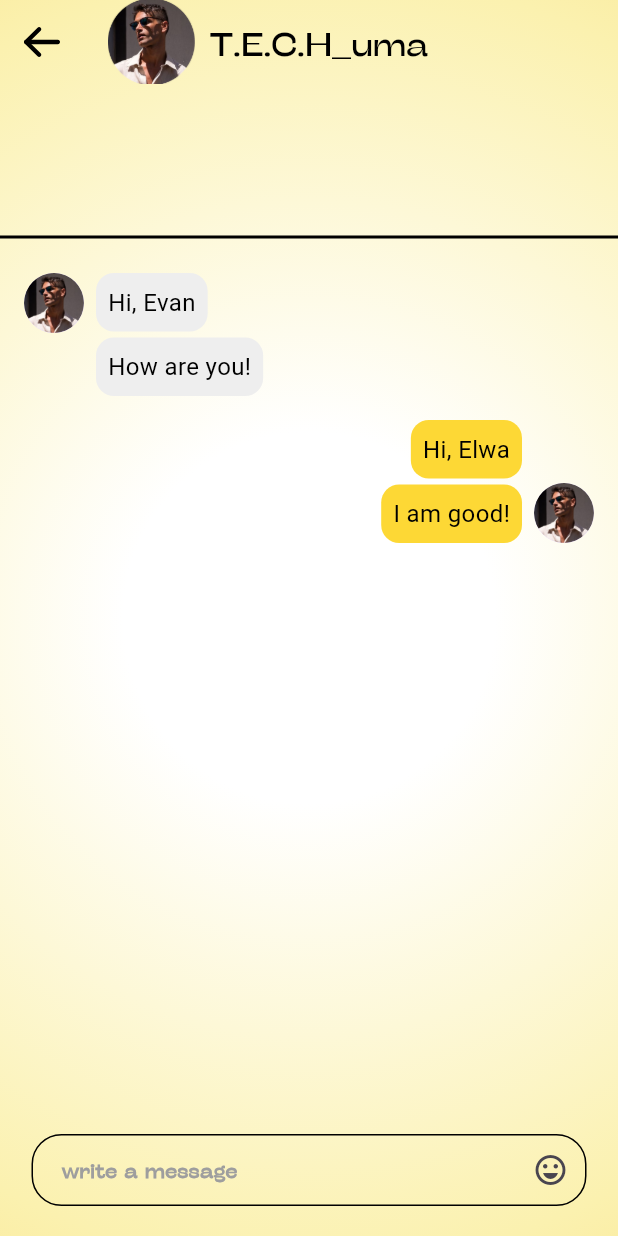
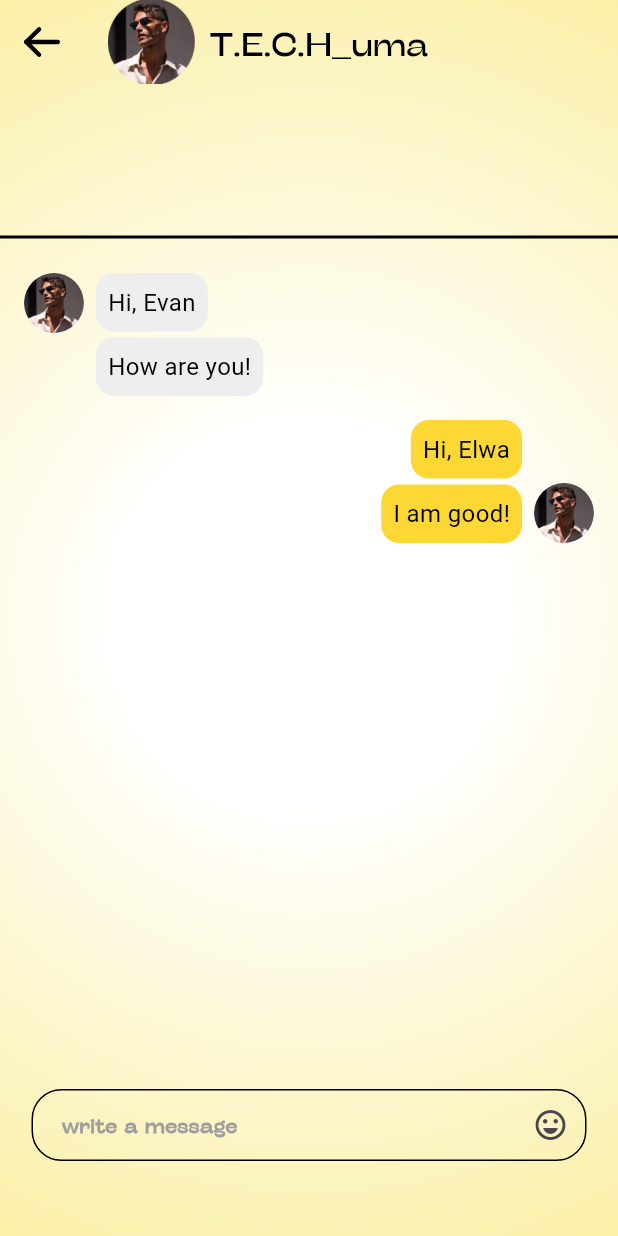
Before and after one commit to TerkumaAmos/datting_app, a Flutter app: the screen it shows after launch, on a phone screen of 412 x 824 dp. Run offline on Flutter 3.47's test engine with Material 3 defaults, Android fonts, the phone set to English and light mode, and no system bars; our stand-ins replace dotted_border, flutter_svg, go_router, google_fonts, iconsax_flutter, smooth_page_indicator.

Commit message:
Fix navigation in ChatScreen and adjust input spacing for better layout

```diff
--- a/lib/features/shared /presentation/screens/chat_screen.dart
+++ b/lib/features/shared /presentation/screens/chat_screen.dart
@@ -26,7 +26,7 @@ class _ChatScreenState extends State<ChatScreen> {
           color: AppColors.black,
           size: 24,
           onPressed: () {
-            context.go('/enterNum');
+            context.go('/messages');
           },
         ),
         backgroundColor: Colors.transparent,
@@ -169,7 +169,7 @@ class _ChatScreenState extends State<ChatScreen> {
                     validator: (value) => null,
                     enableEmoji: true,
               controller:messageController ),
-              SizedBox(height: 20),
+              SizedBox(height: 50),
           ],
 
         ),
```
